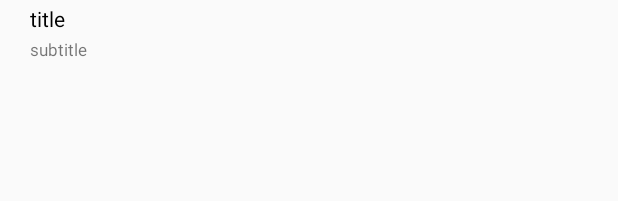
After one commit to varvarbbs/AndroidProject, an Android app: the layout view_demo_cell.xml on its own in the app's theme, with its tools: preview values and no code run, on a phone screen of 412 x 824 dp. The commit adds this screen. Shown: the top 201 px of the screen. Run offline under Robolectric (Android 15) with nearby library versions, the phone set to English and light mode, and no system bars.

```diff
--- /dev/null
+++ b/app/src/main/res/layout/view_demo_cell.xml
@@ -0,0 +1,24 @@
+<?xml version="1.0" encoding="utf-8"?>
+<android.support.v7.widget.LinearLayoutCompat
+        android:layout_width="match_parent"
+        android:layout_height="wrap_content"
+        android:orientation="vertical"
+        xmlns:android="http://schemas.android.com/apk/res/android">
+
+    <TextView android:id="@+id/title"
+              android:paddingLeft="20dp"
+              android:text="title"
+              android:textColor="#000000"
+              android:gravity="center_vertical"
+              android:layout_width="match_parent"
+              android:layout_height="25dp"/>
+
+    <TextView android:id="@+id/subTitle"
+              android:paddingLeft="20dp"
+              android:layout_gravity="center_vertical"
+              android:text="subtitle"
+              android:layout_width="match_parent"
+              android:layout_height="20dp"
+              android:textSize="11sp"/>
+
+</android.support.v7.widget.LinearLayoutCompat>
```
Also changed, not shown: app/build.gradle (+5 -3 lines), app/src/main/java/com/kun/demo/DemoAdapter.java (added, +63 -0 lines), app/src/main/java/com/kun/demo/DemoFramgentSecond.java (+92 -9 lines), app/src/main/res/layout/fragment_demo_framgent_second.xml (+20 -5 lines).
